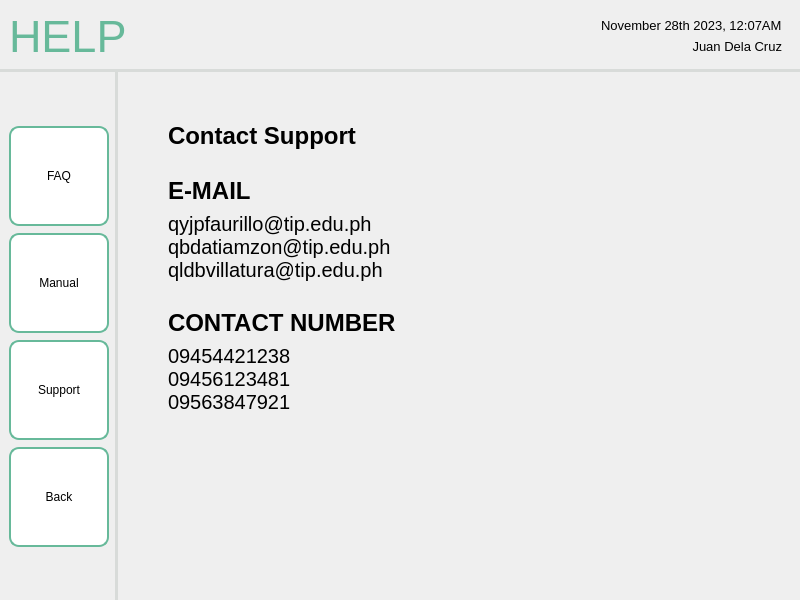
Old version of the form screens/ui/help/help_support.ui in the repository sehae/POS-with-Inventory-System.
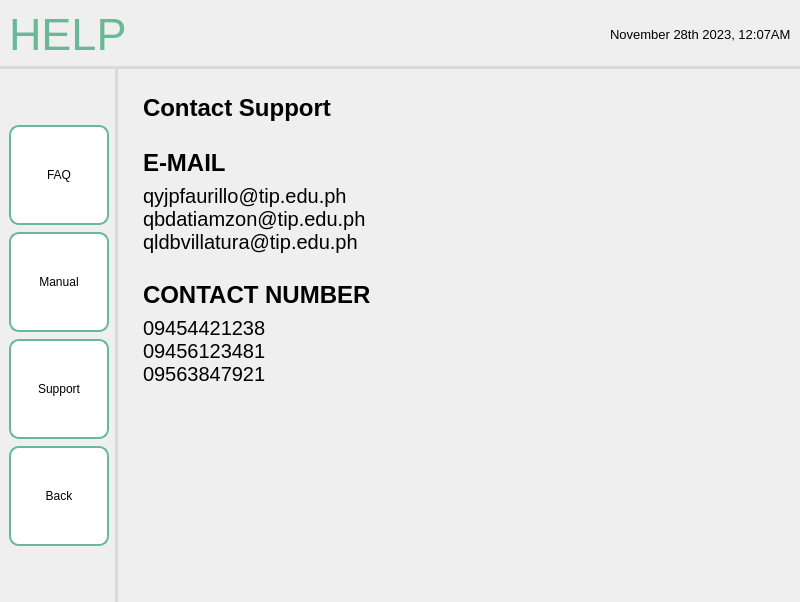
New version of the form. Icons and pictures are not drawn.

Commit message: Help Module DONE.

What changed in the file:
```diff
--- a/screens/ui/help/help_support.ui
+++ b/screens/ui/help/help_support.ui
@@ -7,7 +7,7 @@
     <x>0</x>
     <y>0</y>
     <width>800</width>
-    <height>600</height>
+    <height>602</height>
    </rect>
   </property>
   <property name="windowTitle">
@@ -328,9 +328,6 @@
            </spacer>
           </item>
           <item>
-           <widget class="QFrame" name="systemLabel_3">
-            <layout class="QVBoxLayout" name="verticalLayout_14">
-             <item>
               <widget class="QLabel" name="sysTimeDate_3">
                <property name="font">
                 <font>
@@ -347,29 +344,6 @@
                </property>
               </widget>
              </item>
-             <item>
-              <widget class="QLabel" name="userName_3">
-               <property name="font">
-                <font>
-                 <pointsize>10</pointsize>
-                </font>
-               </property>
-               <property name="styleSheet">
-                <string notr="true">QLabel {
-    color: black;
-}</string>
-               </property>
-               <property name="text">
-                <string>Juan Dela Cruz</string>
-               </property>
-               <property name="alignment">
-                <set>Qt::AlignRight|Qt::AlignTrailing|Qt::AlignVCenter</set>
-               </property>
-              </widget>
-             </item>
-            </layout>
-           </widget>
-          </item>
          </layout>
         </widget>
        </item>
@@ -377,16 +351,16 @@
         <widget class="QWidget" name="mainContent" native="true">
          <layout class="QVBoxLayout" name="verticalLayout_10">
           <property name="leftMargin">
-           <number>50</number>
+           <number>25</number>
           </property>
           <property name="topMargin">
-           <number>50</number>
+           <number>25</number>
           </property>
           <property name="rightMargin">
-           <number>50</number>
+           <number>25</number>
           </property>
           <property name="bottomMargin">
-           <number>50</number>
+           <number>25</number>
           </property>
           <item>
            <widget class="QWidget" name="layoutContainer" native="true">
```
Left out of the diff: 4 changed lines with no effect on the pictures. Lines whose indentation alone changed are shown as unchanged. The commit also changes 7 other files.
